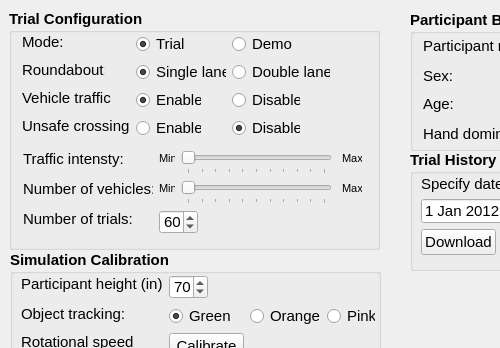
The window that demographics.ui (rkovessy/VeWalker) describes before a commit, drawn with Qt 5; both pictures show x 0 to 500 and y 0 to 348 of the 713 by 442 pixel window.
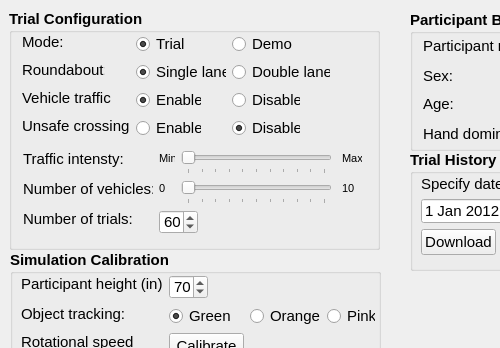
The same window after the commit.

The edit to the form file:
```diff
--- a/demographics.ui
+++ b/demographics.ui
@@ -492,7 +492,7 @@
      </font>
     </property>
     <property name="text">
-     <string>Min</string>
+     <string>0</string>
     </property>
    </widget>
    <widget class="QLabel" name="maxlabel1">
@@ -532,7 +532,7 @@
      </font>
     </property>
     <property name="text">
-     <string>Max</string>
+     <string>10</string>
     </property>
    </widget>
   </widget>
```
Left out of the diff: 3 changed lines with no effect on the pictures.
